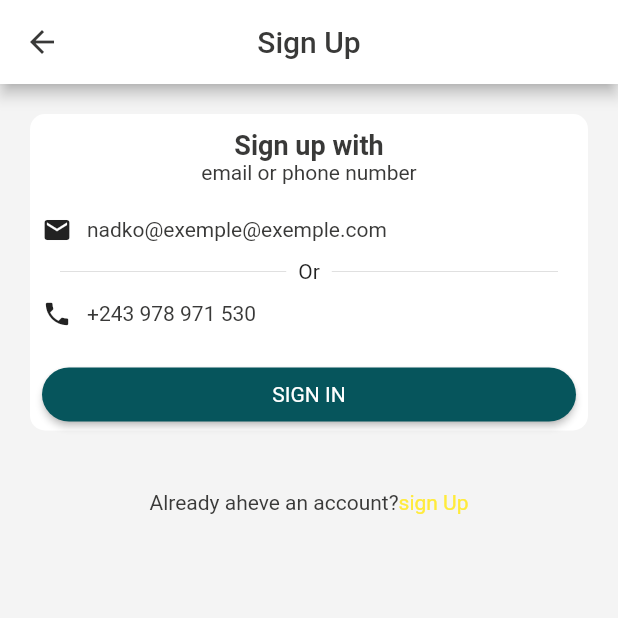
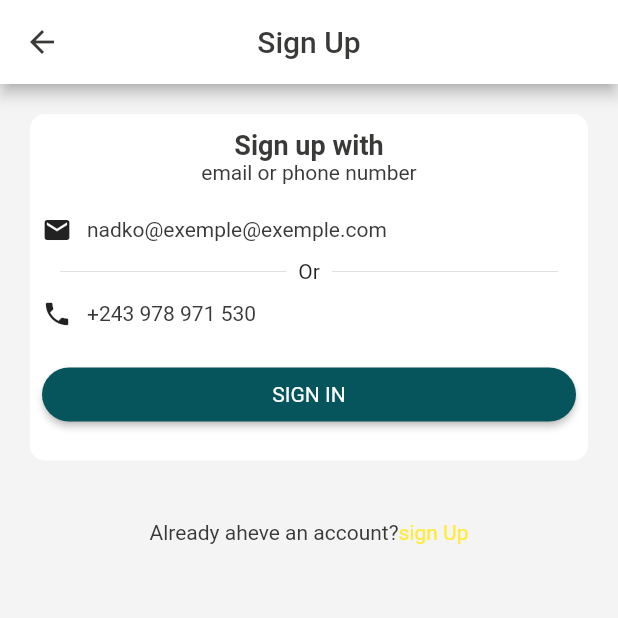
Before and after one commit to chizakasipascal/Ndako243, a Flutter app: the SignUp screen opened by its route, on a phone screen of 412 x 824 dp, the top half of it. Run offline on Flutter 3.47's test engine with Material 2 defaults, Android fonts, the phone set to English and light mode, and no system bars.

Commit message:
naigatot code

```diff
--- a/lib/src/views/screens/signUp.dart
+++ b/lib/src/views/screens/signUp.dart
@@ -151,7 +151,8 @@ class _SignUpState extends State<SignUp> {
                     ),
                     SizedBox(height: 20),
                     Padding(
-                      padding: const EdgeInsets.only(left: 8.0, right: 8.0),
+                      padding: const EdgeInsets.only(
+                          left: 8.0, right: 8.0, bottom: 20),
                       child: SizedBox(
                         width: size.width,
                         child: MaterialButton(
```
